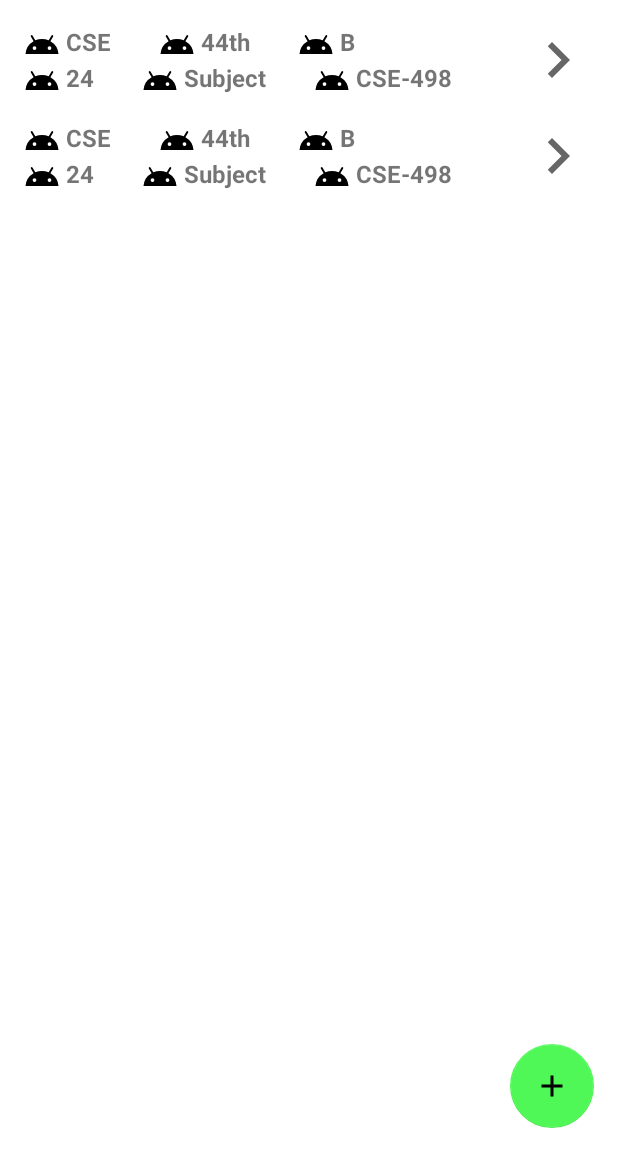
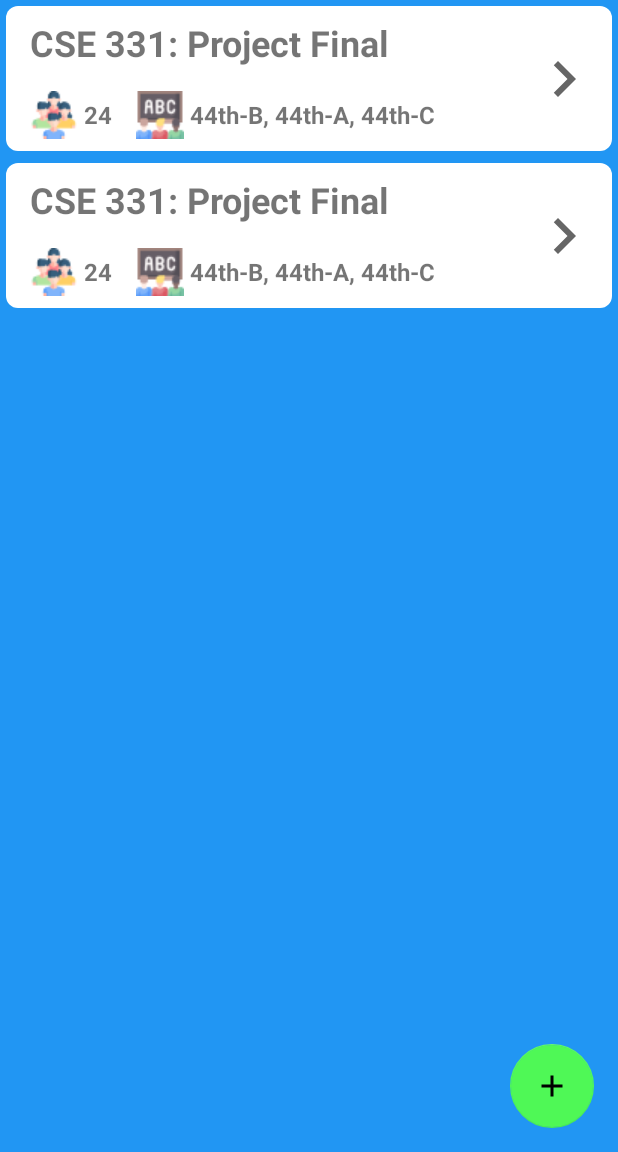
Before and after one commit to Nasif-Imtiaj/Teacher-s-Assistant, an Android app: the screen it shows after launch (MainActivity), after a tap on "Classroom", on a phone screen of 412 x 824 dp, the part 84-1236 px from its top. Run offline under Robolectric (Android 15) with nearby library versions, the phone set to English and light mode, and no system bars.

Commit message:
Updated classroom recycler item design.

```diff
--- a/app/src/main/java/com/ni/screens/classRoomScreen/ClassRoomFragment.kt
+++ b/app/src/main/java/com/ni/screens/classRoomScreen/ClassRoomFragment.kt
@@ -72,12 +72,9 @@ class ClassRoomFragment :
             object : GenericSimpleRecyclerBindingInterface<ClassRoomModel> {
                 override fun bindData(item: ClassRoomModel, view: View) {
                     val itemBinding = ClassroomItemLayoutBinding.inflate(layoutInflater)
-                    itemBinding.tvDept.text = item.dept.toString()
-                    itemBinding.tvBatch.text = item.batch.toString()
+                    itemBinding.tvTitle.text = item.dept.toString()
                     itemBinding.tvSection.text = item.section
                     itemBinding.tvStudents.text = item.students.toString()
-                    itemBinding.tvSubject.text = item.subject
-                    itemBinding.tvCode.text = item.subjectCode
                 }
             })
     }
--- a/app/src/main/res/layout/class_room_fragment.xml
+++ b/app/src/main/res/layout/class_room_fragment.xml
@@ -4,7 +4,7 @@
     xmlns:tools="http://schemas.android.com/tools"
     android:layout_width="match_parent"
     android:layout_height="match_parent"
-    android:background="#FFFFFF"
+    android:background="#2196F3"
     android:clickable="true"
     android:focusable="true"
     tools:context="com.ni.screens.classRoomScreen.ClassRoomFragment">
--- a/app/src/main/res/layout/classroom_item_layout.xml
+++ b/app/src/main/res/layout/classroom_item_layout.xml
@@ -2,13 +2,18 @@
 <androidx.constraintlayout.widget.ConstraintLayout xmlns:android="http://schemas.android.com/apk/res/android"
     xmlns:app="http://schemas.android.com/apk/res-auto"
     android:layout_width="match_parent"
-    android:layout_height="wrap_content">
+    android:layout_height="wrap_content"
+    android:padding="4dp">
 
     <androidx.cardview.widget.CardView
         android:id="@+id/cdMainContainer"
         android:layout_width="match_parent"
         android:layout_height="match_parent"
-        android:layout_margin="16dp"
+        android:elevation="32dp"
+        app:cardCornerRadius="8dp"
+        app:contentPadding="8dp"
+        app:layout_constraintBottom_toBottomOf="parent"
+        app:layout_constraintEnd_toEndOf="parent"
         app:layout_constraintStart_toStartOf="parent"
         app:layout_constraintTop_toTopOf="parent">
 
@@ -17,88 +22,49 @@
             android:layout_height="wrap_content">
 
             <TextView
-                android:id="@+id/tvDept"
+                android:id="@+id/tvTitle"
                 android:layout_width="wrap_content"
                 android:layout_height="wrap_content"
-                android:drawablePadding="4dp"
+                android:layout_marginStart="8dp"
                 android:gravity="start|center_vertical"
-                android:text="CSE"
-                android:textSize="16sp"
+                android:text="CSE 331: Project Final"
+                android:textSize="24sp"
                 android:textStyle="bold"
-                app:drawableStartCompat="@drawable/ic_dummy"
                 app:layout_constraintStart_toStartOf="parent"
-                app:layout_constraintTop_toTopOf="parent" />
-
-            <TextView
-                android:id="@+id/tvBatch"
-                android:layout_width="wrap_content"
-                android:layout_height="wrap_content"
-                android:layout_marginStart="32dp"
-                android:drawablePadding="4dp"
-                android:gravity="start|center_vertical"
-                android:text="44th"
-                android:textSize="16sp"
-                android:textStyle="bold"
-                app:drawableStartCompat="@drawable/ic_dummy"
-                app:layout_constraintStart_toEndOf="@id/tvDept"
-                app:layout_constraintTop_toTopOf="parent" />
-
-            <TextView
-                android:id="@+id/tvSection"
-                android:layout_width="wrap_content"
-                android:layout_height="wrap_content"
-                android:layout_marginStart="32dp"
-                android:drawablePadding="4dp"
-                android:gravity="start|center_vertical"
-                android:text="B"
-                android:textSize="16sp"
-                android:textStyle="bold"
-                app:drawableStartCompat="@drawable/ic_dummy"
-                app:layout_constraintStart_toEndOf="@id/tvBatch"
                 app:layout_constraintTop_toTopOf="parent" />
 
             <TextView
                 android:id="@+id/tvStudents"
                 android:layout_width="wrap_content"
                 android:layout_height="wrap_content"
+                android:layout_marginStart="8dp"
+                android:layout_marginTop="16dp"
                 android:drawablePadding="4dp"
                 android:gravity="start|center_vertical"
                 android:text="24"
                 android:textSize="16sp"
                 android:textStyle="bold"
-                app:drawableStartCompat="@drawable/ic_dummy"
+                app:drawableStartCompat="@drawable/ic_students"
+                app:layout_constraintEnd_toStartOf="@id/tvSection"
                 app:layout_constraintStart_toStartOf="parent"
-                app:layout_constraintTop_toBottomOf="@id/tvDept" />
+                app:layout_constraintTop_toBottomOf="@id/tvTitle" />
 
             <TextView
-                android:id="@+id/tvSubject"
+                android:id="@+id/tvSection"
                 android:layout_width="wrap_content"
                 android:layout_height="wrap_content"
-                android:layout_marginStart="32dp"
+                android:layout_marginStart="16dp"
                 android:drawablePadding="4dp"
                 android:gravity="start|center_vertical"
-                android:text="Subject"
+                android:text="44th-B, 44th-A, 44th-C"
                 android:textSize="16sp"
                 android:textStyle="bold"
-                app:drawableStartCompat="@drawable/ic_dummy"
+                app:drawableStartCompat="@drawable/ic_section"
                 app:layout_constraintStart_toEndOf="@id/tvStudents"
-                app:layout_constraintTop_toBottomOf="@id/tvDept" />
-
-            <TextView
-                android:id="@+id/tvCode"
-                android:layout_width="wrap_content"
-                android:layout_height="wrap_content"
-                android:layout_marginStart="32dp"
-                android:drawablePadding="4dp"
-                android:gravity="start|center_vertical"
-                android:text="CSE-498"
-                android:textSize="16sp"
-                android:textStyle="bold"
-                app:drawableStartCompat="@drawable/ic_dummy"
-                app:layout_constraintStart_toEndOf="@id/tvSubject"
-                app:layout_constraintTop_toBottomOf="@id/tvDept" />
+                app:layout_constraintTop_toTopOf="@id/tvStudents" />
 
             <ImageView
+                android:id="@+id/ivNxtBtn"
                 android:layout_width="48dp"
                 android:layout_height="48dp"
                 android:src="@drawable/ic_baseline_keyboard_arrow_right_24"
@@ -108,4 +74,5 @@
 
         </androidx.constraintlayout.widget.ConstraintLayout>
     </androidx.cardview.widget.CardView>
+
 </androidx.constraintlayout.widget.ConstraintLayout>
```
Also changed, not shown: app/src/main/res/drawable/ic_section.png (added), app/src/main/res/drawable/ic_students.png (added).
